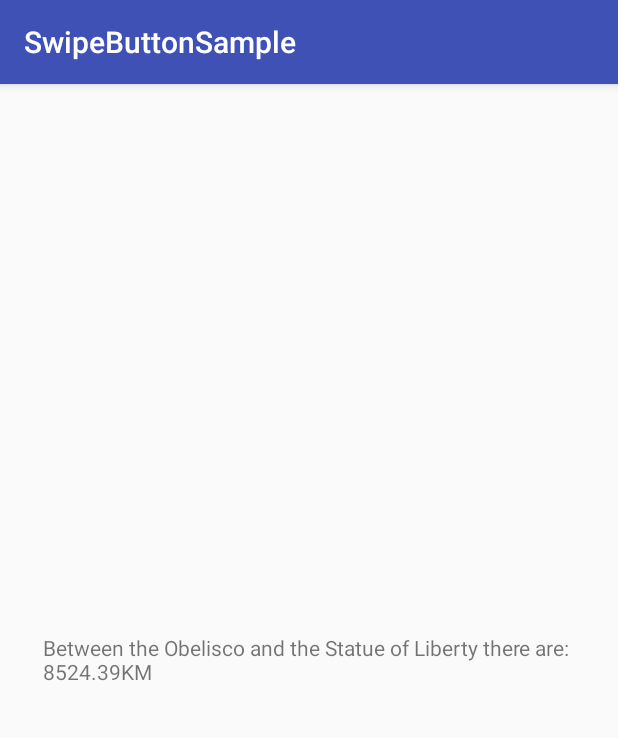
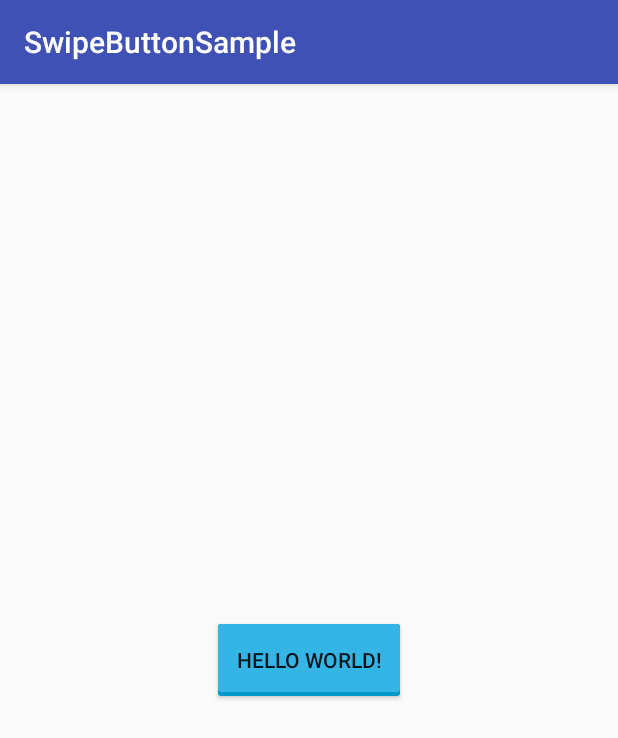
Before and after one commit to divyanshunegi/SwipeButton, an Android app: the screen it shows after launch (MainActivity), on a phone screen of 412 x 824 dp. Shown: the top 738 px of the screen. Run offline under Robolectric (Android 15) with nearby library versions, the phone set to English and light mode, and no system bars.

Commit message:
added the sample button view

```diff
--- a/app/src/main/java/com/divyanshu/swipebutton/swipebuttonsample/MainActivity.java
+++ b/app/src/main/java/com/divyanshu/swipebutton/swipebuttonsample/MainActivity.java
@@ -2,10 +2,6 @@ package com.divyanshu.swipebutton.swipebuttonsample;
 
 import android.os.Bundle;
 import android.support.v7.app.AppCompatActivity;
-import android.widget.TextView;
-
-import com.divyanshu.swipebutton.swipebutton.LatLonDistanceCalculator;
-import com.divyanshu.swipebutton.swipebutton.Point;
 
 public class MainActivity extends AppCompatActivity {
 
@@ -13,18 +9,6 @@ public class MainActivity extends AppCompatActivity {
     protected void onCreate(Bundle savedInstanceState) {
         super.onCreate(savedInstanceState);
         setContentView(R.layout.activity_main);
-        Point buenosAiresObeliscoPoint =
-                new Point((float) -34.6037389, (float) -58.3815704);
 
-        Point nycStatueOfLibertyPoint =
-                new Point((float) 40.6892494, (float) -74.0445004);
-
-        float distanceBetweenPoints = LatLonDistanceCalculator.calculateDistance(
-                buenosAiresObeliscoPoint,
-                nycStatueOfLibertyPoint);
-
-        TextView kilometersLabel = (TextView) findViewById(R.id.km_label);
-
-        kilometersLabel.setText("Between the Obelisco and the Statue of Liberty there are: \n" + distanceBetweenPoints + "KM");
     }
 }
--- a/app/src/main/res/layout/activity_main.xml
+++ b/app/src/main/res/layout/activity_main.xml
@@ -10,10 +10,11 @@
     android:paddingTop="@dimen/activity_vertical_margin"
     tools:context="com.divyanshu.swipebutton.swipebuttonsample.MainActivity">
 
-    <TextView
+    <com.divyanshu.swipebutton.swipebutton.SwipeButton
         android:id="@+id/km_label"
         android:layout_centerInParent="true"
         android:layout_width="wrap_content"
         android:layout_height="wrap_content"
         android:text="Hello World!" />
+
 </RelativeLayout>
--- /dev/null
+++ b/swipebuttonlibrary/src/main/java/com/divyanshu/swipebutton/swipebutton/SwipeButton.java
@@ -0,0 +1,152 @@
+package com.divyanshu.swipebutton.swipebutton;
+
+import android.annotation.SuppressLint;
+import android.content.Context;
+import android.content.res.TypedArray;
+import android.graphics.drawable.Drawable;
+import android.graphics.drawable.GradientDrawable;
+import android.graphics.drawable.LayerDrawable;
+import android.graphics.drawable.StateListDrawable;
+import android.os.Build;
+import android.support.annotation.RequiresApi;
+import android.util.AttributeSet;
+import android.widget.Button;
+
+/**
+ * Created by divyanshunegi on 2/8/17.
+ * Project : SwipeButtonSample
+ */
+public class SwipeButton extends Button {
+    private StateListDrawable mNormalDrawable;
+    private String mNormalText;
+    private float cornerRadius;
+
+    public SwipeButton(Context context) {
+        super(context);
+        init(context,null);
+    }
+
+    public SwipeButton(Context context, AttributeSet attrs) {
+        super(context, attrs);
+        init(context,attrs);
+    }
+
+    public SwipeButton(Context context, AttributeSet attrs, int defStyleAttr) {
+        super(context, attrs, defStyleAttr);
+        init(context,attrs);
+
+    }
+
+    @RequiresApi(api = Build.VERSION_CODES.LOLLIPOP)
+    public SwipeButton(Context context, AttributeSet attrs, int defStyleAttr, int defStyleRes) {
+        super(context, attrs, defStyleAttr, defStyleRes);
+        init(context,attrs);
+    }
+
+
+    private void init(Context context, AttributeSet attrs) {
+        mNormalDrawable = new StateListDrawable();
+        if (attrs != null) {
+            initAttributes(context, attrs);
+        }
+        mNormalText = getText().toString();
+        setBackgroundCompat(mNormalDrawable);
+    }
+
+    @SuppressWarnings("deprecation")
+    @SuppressLint("NewApi")
+    private void setBackgroundCompat(StateListDrawable mNormalDrawable) {
+        int pL = getPaddingLeft();
+        int pT = getPaddingTop();
+        int pR = getPaddingRight();
+        int pB = getPaddingBottom();
+
+        if (Build.VERSION.SDK_INT >= Build.VERSION_CODES.JELLY_BEAN) {
+            setBackground(mNormalDrawable);
+        } else {
+            setBackgroundDrawable(mNormalDrawable);
+        }
+        setPadding(pL, pT, pR, pB);
+
+    }
+
+    private void initAttributes(Context context, AttributeSet attrs) {
+
+        TypedArray attr = getTypedArray(context, attrs, R.styleable.SwipeButton);
+        if (attr == null) {
+            return;
+        }
+
+        try {
+
+            float defValue = getDimension(R.dimen.corner_radius);
+            cornerRadius = attr.getDimension(R.styleable.SwipeButton_pb_colorPressed, defValue);
+
+            mNormalDrawable.addState(new int[]{android.R.attr.state_pressed},
+                    createPressedDrawable(attr));
+            mNormalDrawable.addState(new int[]{android.R.attr.state_focused},
+                    createPressedDrawable(attr));
+            mNormalDrawable.addState(new int[]{android.R.attr.state_selected},
+                    createPressedDrawable(attr));
+            mNormalDrawable.addState(new int[]{}, createNormalDrawable(attr));
+
+        } finally {
+            attr.recycle();
+        }
+
+    }
+
+    protected TypedArray getTypedArray(Context context, AttributeSet attributeSet, int[] attr) {
+        return context.obtainStyledAttributes(attributeSet, attr, 0, 0);
+    }
+
+    protected float getDimension(int id) {
+        return getResources().getDimension(id);
+    }
+
+    private Drawable createPressedDrawable(TypedArray attr) {
+        GradientDrawable drawablePressed =
+                (GradientDrawable) getDrawable(R.drawable.rect_pressed).mutate();
+        drawablePressed.setCornerRadius(getCornerRadius());
+
+        int blueDark = getColor(R.color.blue_pressed);
+        int colorPressed = attr.getColor(R.styleable.SwipeButton_pb_colorPressed, blueDark);
+        drawablePressed.setColor(colorPressed);
+
+        return drawablePressed;
+    }
+
+    protected Drawable getDrawable(int id) {
+        return getResources().getDrawable(id);
+    }
+
+    protected int getColor(int id) {
+        return getResources().getColor(id);
+    }
+
+    public float getCornerRadius() {
+        return cornerRadius;
+    }
+
+    private LayerDrawable createNormalDrawable(TypedArray attr) {
+        LayerDrawable drawableNormal =
+                (LayerDrawable) getDrawable(R.drawable.rect_normal).mutate();
+
+        GradientDrawable drawableTop =
+                (GradientDrawable) drawableNormal.getDrawable(0).mutate();
+        drawableTop.setCornerRadius(getCornerRadius());
+
+        int blueDark = getColor(R.color.blue_pressed);
+        int colorPressed = attr.getColor(R.styleable.SwipeButton_pb_colorPressed, blueDark);
+        drawableTop.setColor(colorPressed);
+
+        GradientDrawable drawableBottom =
+                (GradientDrawable) drawableNormal.getDrawable(1).mutate();
+        drawableBottom.setCornerRadius(getCornerRadius());
+
+        int blueNormal = getColor(R.color.blue_normal);
+        int colorNormal = attr.getColor(R.styleable.SwipeButton_pb_colorNormal, blueNormal);
+        drawableBottom.setColor(colorNormal);
+        return drawableNormal;
+    }
+}
--- /dev/null
+++ b/swipebuttonlibrary/src/main/res/drawable/rect_normal.xml
@@ -0,0 +1,17 @@
+<?xml version="1.0" encoding="utf-8"?>
+
+<layer-list xmlns:android="http://schemas.android.com/apk/res/android">
+    <item>
+        <shape android:shape="rectangle">
+            <corners android:radius="@dimen/corner_radius" />
+            <solid android:color="@color/blue_pressed" />
+        </shape>
+    </item>
+
+    <item android:bottom="@dimen/layer_padding">
+        <shape android:shape="rectangle">
+            <corners android:radius="@dimen/corner_radius" />
+            <solid android:color="@color/blue_normal" />
+        </shape>
+    </item>
+</layer-list>
--- /dev/null
+++ b/swipebuttonlibrary/src/main/res/drawable/rect_pressed.xml
@@ -0,0 +1,7 @@
+<?xml version="1.0" encoding="utf-8"?>
+
+<shape xmlns:android="http://schemas.android.com/apk/res/android"
+    android:shape="rectangle">
+    <corners android:radius="@dimen/corner_radius" />
+    <solid android:color="@color/blue_pressed" />
+</shape>
--- /dev/null
+++ b/swipebuttonlibrary/src/main/res/values/colors.xml
@@ -0,0 +1,13 @@
+<?xml version="1.0" encoding="utf-8"?>
+<resources>
+    <color name="blue_pressed">#ff0099cc</color>
+    <color name="blue_normal">#ff33b5e5</color>
+    <color name="green_complete">#ff99cc00</color>
+    <color name="purple_progress">#ffaa66cc</color>
+    <color name="red_error">#ffff4444</color>
+
+    <color name="holo_blue_bright">#ff00ddff</color>
+    <color name="holo_green_light">#ff99cc00</color>
+    <color name="holo_orange_light">#ffffbb33</color>
+    <color name="holo_red_light">#ffff4444</color>
+</resources>
--- /dev/null
+++ b/swipebuttonlibrary/src/main/res/values/dimen.xml
@@ -0,0 +1,5 @@
+<?xml version="1.0" encoding="utf-8"?>
+<resources>
+    <dimen name="corner_radius">2dp</dimen>
+    <dimen name="layer_padding">3dp</dimen>
+</resources>
--- /dev/null
+++ b/swipebuttonlibrary/src/main/res/values/styles.xml
@@ -0,0 +1,10 @@
+<?xml version="1.0" encoding="utf-8"?>
+<resources>
+
+    <declare-styleable name="SwipeButton">
+        <attr name="pb_colorPressed" format="color" />
+        <attr name="pb_colorNormal" format="color" />
+        <attr name="pb_cornerRadius" format="dimension" />
+    </declare-styleable>
+
+</resources>
```
Also changed, not shown: gradle/wrapper/gradle-wrapper.properties, 3 other files.
